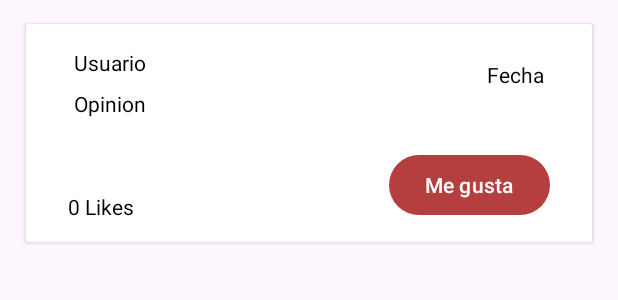
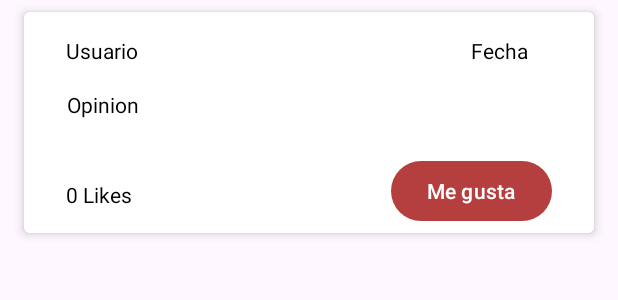
Before and after one commit to Frankerh/InacapPlus, an Android app: the layout card_post.xml on its own in the app's theme, with its tools: preview values and no code run, on a phone screen of 412 x 824 dp. Shown: the top 300 px of the screen. Run offline under Robolectric (Android 15) with nearby library versions, the phone set to English and light mode, and no system bars.

Commit message:
20/11 (Publicaciones arregladas)

```diff
--- a/app/src/main/java/com/example/myapplication/PublicacionAdapter.java
+++ b/app/src/main/java/com/example/myapplication/PublicacionAdapter.java
@@ -7,9 +7,6 @@ import android.widget.TextView;
 import android.widget.Button;
 import androidx.annotation.NonNull;
 import androidx.recyclerview.widget.RecyclerView;
-
-import com.bumptech.glide.Glide;
-
 import java.util.List;
 
 import de.hdodenhof.circleimageview.CircleImageView;
@@ -36,7 +33,6 @@ public class PublicacionAdapter extends RecyclerView.Adapter<PublicacionAdapter.
             opinionTextView = itemView.findViewById(R.id.textView4);
             likesTextView = itemView.findViewById(R.id.textView5);
             likeButton = itemView.findViewById(R.id.button);
-            profileImageView = itemView.findViewById(R.id.profileImageView);
         }
     }
 
--- a/app/src/main/res/layout/card_post.xml
+++ b/app/src/main/res/layout/card_post.xml
@@ -1,16 +1,22 @@
 <?xml version="1.0" encoding="utf-8"?>
-<androidx.constraintlayout.widget.ConstraintLayout
-    xmlns:android="http://schemas.android.com/apk/res/android"
+<androidx.constraintlayout.widget.ConstraintLayout xmlns:android="http://schemas.android.com/apk/res/android"
     xmlns:app="http://schemas.android.com/apk/res-auto"
     xmlns:tools="http://schemas.android.com/tools"
+    xmlns:card_view="http://schemas.android.com/apk/res-auto"
     android:layout_width="match_parent"
-    android:layout_height="match_parent">
+    android:layout_height="180dp">
+
 
     <androidx.cardview.widget.CardView
         android:id="@+id/cardView"
-        android:layout_width="377dp"
-        android:layout_height="145dp"
-        android:layout_margin="16dp"
+        app:cardElevation="4dp"
+        android:layout_width="match_parent"
+        android:layout_height="wrap_content"
+        android:layout_marginStart="16dp"
+        android:layout_marginTop="8dp"
+        card_view:cardCornerRadius="4dp"
+        android:layout_marginEnd="16dp"
+        android:layout_marginBottom="8dp"
         app:layout_constraintEnd_toEndOf="parent"
         app:layout_constraintStart_toStartOf="parent"
         app:layout_constraintTop_toTopOf="parent">
@@ -21,19 +27,30 @@
             android:background="@color/white">
 
             <!-- Contenedor para el círculo de imagen -->
+
             <FrameLayout
-                android:layout_width="wrap_content"
-                android:layout_height="wrap_content"
-                android:layout_marginStart="28dp"
-                android:layout_marginTop="16dp"
+                android:layout_width="265dp"
+                android:layout_height="59dp"
+                app:layout_constraintBottom_toBottomOf="parent"
+                app:layout_constraintEnd_toEndOf="parent"
+                app:layout_constraintHorizontal_bias="0.25"
                 app:layout_constraintStart_toStartOf="parent"
-                app:layout_constraintTop_toTopOf="parent"/>
+                app:layout_constraintTop_toTopOf="parent">
+
+                <TextView
+                    android:id="@+id/textView4"
+                    android:layout_width="265dp"
+                    android:layout_height="49dp"
+                    android:layout_marginTop="8dp"
+                    android:text="Opinion"
+                    android:textColor="@color/black" />
+            </FrameLayout>
 
             <TextView
                 android:id="@+id/textView2"
                 android:layout_width="wrap_content"
                 android:layout_height="wrap_content"
-                android:layout_marginStart="32dp"
+                android:layout_marginStart="28dp"
                 android:layout_marginTop="16dp"
                 android:text="Usuario"
                 android:textColor="@color/black"
@@ -44,31 +61,19 @@
                 android:id="@+id/textView3"
                 android:layout_width="wrap_content"
                 android:layout_height="wrap_content"
-                android:layout_marginTop="24dp"
-                android:layout_marginEnd="32dp"
+                android:layout_marginTop="16dp"
+                android:layout_marginEnd="44dp"
                 android:text="Fecha"
                 android:textColor="@color/black"
                 app:layout_constraintEnd_toEndOf="parent"
                 app:layout_constraintTop_toTopOf="parent" />
-
-            <TextView
-                android:id="@+id/textView4"
-                android:layout_width="wrap_content"
-                android:layout_height="wrap_content"
-                android:layout_marginTop="8dp"
-                android:text="Opinion"
-                android:textColor="@color/black"
-                app:layout_constraintEnd_toEndOf="parent"
-                app:layout_constraintHorizontal_bias="0.097"
-                app:layout_constraintStart_toStartOf="parent"
-                app:layout_constraintTop_toBottomOf="@+id/textView2" />
 
             <Button
                 android:id="@+id/button"
                 android:layout_width="wrap_content"
                 android:layout_height="wrap_content"
                 android:layout_marginEnd="28dp"
-                android:layout_marginBottom="16dp"
+                android:layout_marginBottom="4dp"
                 android:text="Me gusta"
                 android:textColor="@color/white"
                 app:layout_constraintBottom_toBottomOf="parent"
@@ -84,6 +89,7 @@
                 android:textColor="@color/black"
                 app:layout_constraintBottom_toBottomOf="parent"
                 app:layout_constraintStart_toStartOf="parent" />
+
         </androidx.constraintlayout.widget.ConstraintLayout>
     </androidx.cardview.widget.CardView>
 </androidx.constraintlayout.widget.ConstraintLayout>
--- a/app/src/main/res/layout/home_activity.xml
+++ b/app/src/main/res/layout/home_activity.xml
@@ -74,9 +74,10 @@
             android:layout_gravity="center_vertical"/>
 
         <!-- Campo de texto para publicar -->
+
         <EditText
             android:id="@+id/plainTextThoughts"
-            android:layout_width="0dp"
+            android:layout_width="162dp"
             android:layout_height="68dp"
             android:layout_marginStart="16dp"
             android:layout_weight="1"
@@ -85,16 +86,6 @@
             android:padding="8dp"
             android:textColor="@color/black" />
 
-        <Button
-            android:id="@+id/buttonPublish"
-            android:layout_width="wrap_content"
-            android:layout_height="wrap_content"
-            android:layout_gravity="end"
-            android:layout_marginTop="8dp"
-            android:layout_marginEnd="16dp"
-            android:text="Publicar"
-            android:textColor="@color/white" />
-
 
     </LinearLayout>
 
@@ -102,6 +93,16 @@
     <!-- Lista de publicaciones -->
 
     <!-- Bottom Navigation View -->
+
+    <Button
+        android:id="@+id/buttonPublish"
+        android:layout_width="wrap_content"
+        android:layout_height="wrap_content"
+        android:layout_gravity="end"
+        android:layout_marginTop="8dp"
+        android:layout_marginEnd="16dp"
+        android:text="Publicar"
+        android:textColor="@color/white" />
 
     <androidx.recyclerview.widget.RecyclerView
         android:id="@+id/publicaciones"
```
Also changed, not shown: app/src/main/res/drawable/inserteimagen.png (added).
